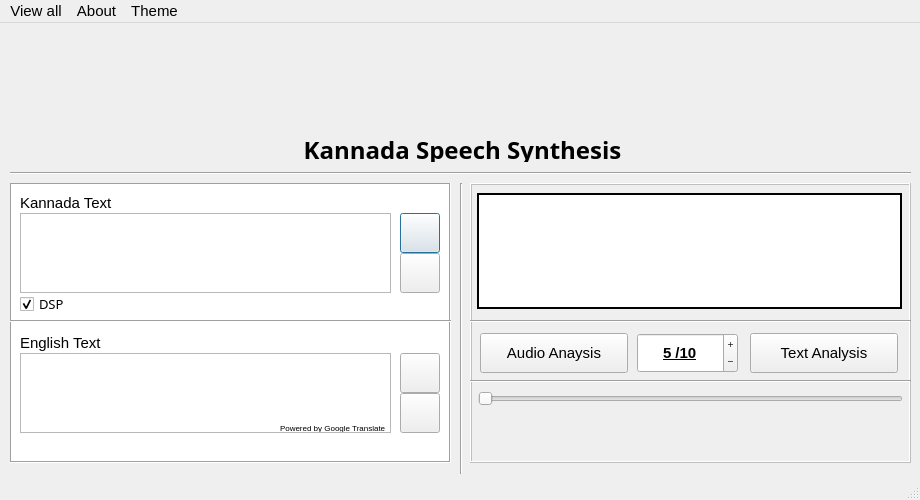
Old version of the form App/ui/Application.ui in the repository shashankrnr32/KannadaTTS-Application.
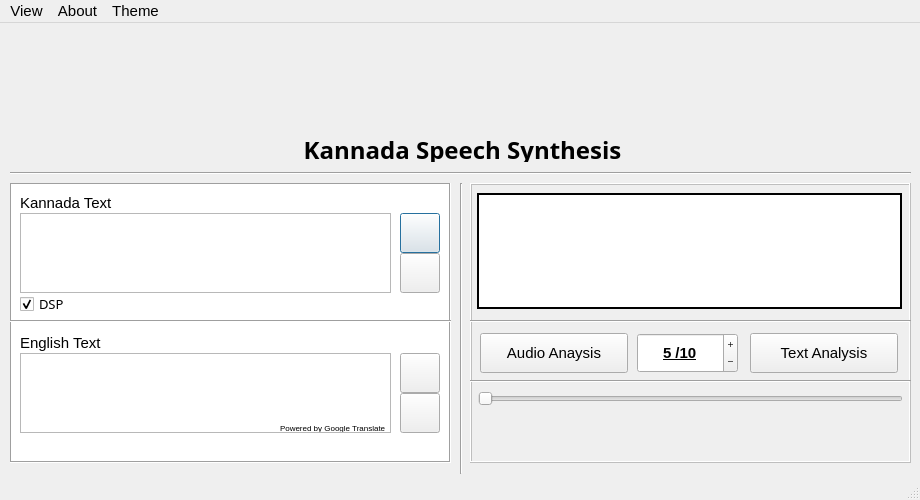
New version of the form. Icons and pictures are not drawn.

Patch:
```diff
--- a/App/ui/Application.ui
+++ b/App/ui/Application.ui
@@ -511,7 +511,7 @@
    <widget class="QPushButton" name="next_button">
     <property name="geometry">
      <rect>
-      <x>860</x>
+      <x>861</x>
       <y>390</y>
       <width>40</width>
       <height>40</height>
@@ -956,7 +956,7 @@
      <bool>false</bool>
     </property>
     <property name="title">
-     <string>View all</string>
+     <string>View</string>
     </property>
     <addaction name="actionSynthesized_Text"/>
    </widget>
```
Left out of the diff: 71 changed lines with no effect on the pictures.
